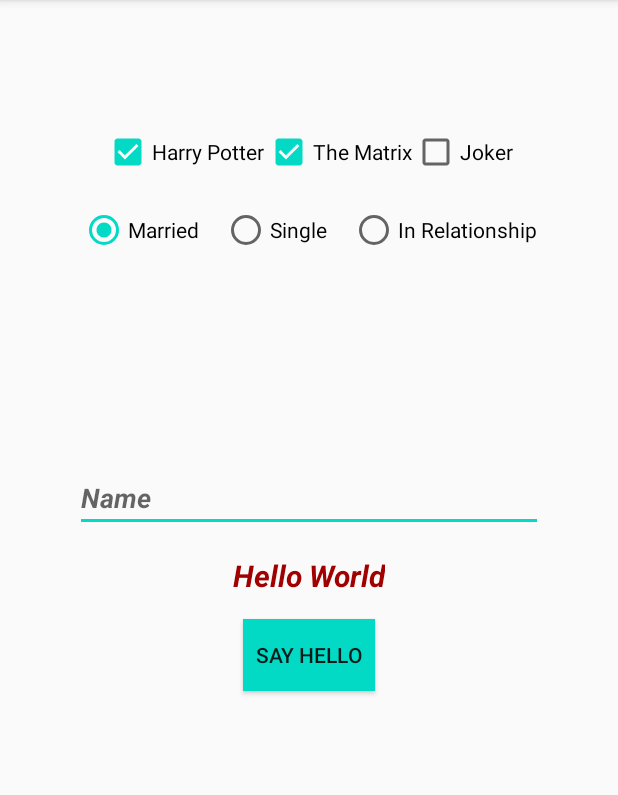
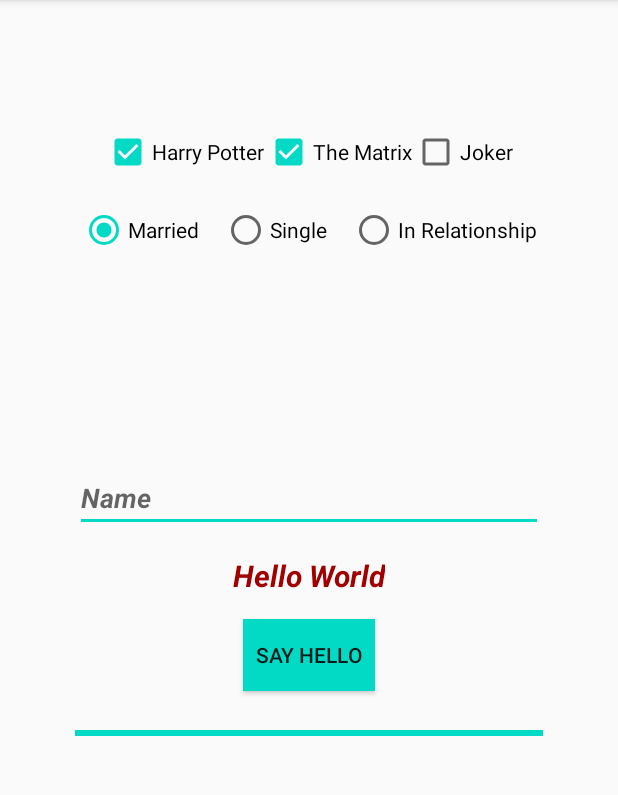
Before and after one commit to AtinAgnihotri/AndroidUiSandbox, an Android app: the screen it shows after launch (MainActivity), on a phone screen of 412 x 824 dp, the part 84-879 px from its top. Run offline under Robolectric (Android 15) with nearby library versions, the phone set to English and light mode, and no system bars.

Commit message:
Progress bar

```diff
--- a/app/src/main/java/com/atinagnihotri/uisandbox/MainActivity.java
+++ b/app/src/main/java/com/atinagnihotri/uisandbox/MainActivity.java
@@ -3,11 +3,13 @@ package com.atinagnihotri.uisandbox;
 import androidx.appcompat.app.AppCompatActivity;
 
 import android.os.Bundle;
+import android.os.SystemClock;
 import android.view.View;
 import android.widget.Button;
 import android.widget.CheckBox;
 import android.widget.CompoundButton;
 import android.widget.EditText;
+import android.widget.ProgressBar;
 import android.widget.RadioButton;
 import android.widget.RadioGroup;
 import android.widget.TextView;
@@ -20,6 +22,8 @@ public class MainActivity extends AppCompatActivity implements View.OnClickListe
     CheckBox chkBoxHarry, chkBoxMatrix, chkBoxJoker;
     RadioButton rbMarried;
     RadioGroup rgMaritalStatus;
+    ProgressBar progressBar;
+
 
     @Override
     protected void onCreate(Bundle savedInstanceState) {
@@ -34,8 +38,22 @@ public class MainActivity extends AppCompatActivity implements View.OnClickListe
         chkBoxJoker = findViewById(R.id.chkBoxJoker);
         rbMarried = findViewById(R.id.rbMarried);
         rgMaritalStatus = findViewById(R.id.rgMaritalStatus);
+        progressBar = findViewById(R.id.progessBar);
 
         int checkedRgButton = rgMaritalStatus.getCheckedRadioButtonId();
+
+        Thread thread = new Thread(new Runnable() {
+            @Override
+            public void run() {
+                for (int i=0; i<10; i++){
+                    progressBar.incrementProgressBy(10);
+//                    Thread.sleep(500);
+                    SystemClock.sleep(500);
+                }
+            }
+        });
+
+        thread.start();
 
 //        (Way # 3)
         btnHello.setOnClickListener(this);
@@ -83,12 +101,15 @@ public class MainActivity extends AppCompatActivity implements View.OnClickListe
                 switch (checkedId){
                     case R.id.rbMarried:
                         Toast.makeText(MainActivity.this, "Married", Toast.LENGTH_SHORT).show();
+//                        progressBar.setVisibility(View.GONE);
                         break;
                     case R.id.rbSingle:
                         Toast.makeText(MainActivity.this, "Single", Toast.LENGTH_SHORT).show();
+//                        progressBar.setVisibility(View.VISIBLE);
                         break;
                     case R.id.rbInRel:
                         Toast.makeText(MainActivity.this, "In Relationship", Toast.LENGTH_SHORT).show();
+//                        progressBar.setVisibility(View.GONE);
                         break;
                     default:
                         break;
--- a/app/src/main/res/layout/activity_main.xml
+++ b/app/src/main/res/layout/activity_main.xml
@@ -106,9 +106,19 @@
             />
     </RadioGroup>
 
-
-
-
+    <ProgressBar
+        android:layout_width="match_parent"
+        android:layout_height="wrap_content"
+        android:layout_centerHorizontal="true"
+        android:layout_below="@+id/btnHello"
+        android:layout_marginTop="20dp"
+        android:id="@+id/progessBar"
+        android:visibility="visible"
+        style="@style/Widget.AppCompat.ProgressBar.Horizontal"
+        android:max="100"/>
+<!--        android:progress="30"-->
+<!--        android:layout_width="wrap_content"-->
+<!--        android:visibility="gone"/>-->
 
 
 </RelativeLayout>
```
